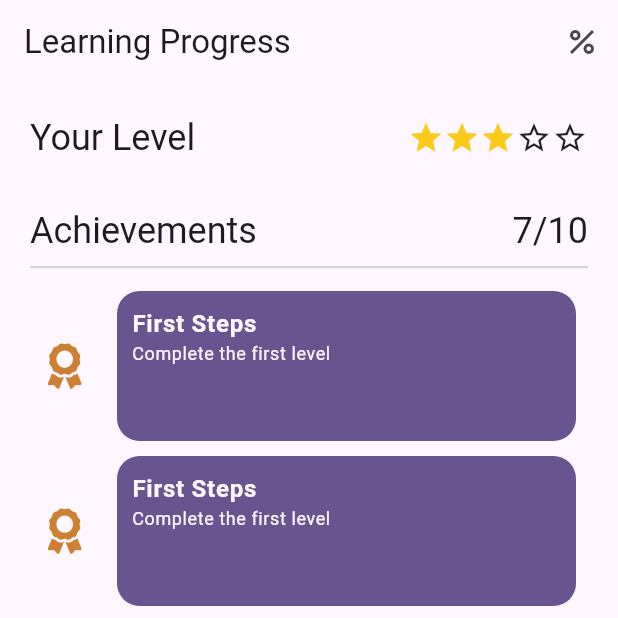
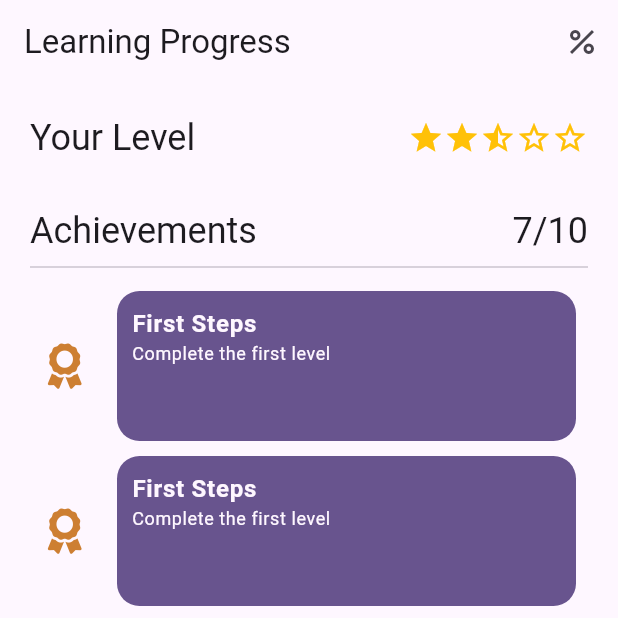
Before and after one commit to dmholtz/logic_app, a Flutter app: the ProgressScreen screen opened by its route, on a phone screen of 412 x 824 dp, the top half of it. Run offline on Flutter 3.47's test engine with Material 2 defaults, Android fonts, the light colour scheme and no system bars; our stand-ins replace flutter_riverpod, fluttericon, go_router.

Commit message:
Refine StarProgressIndicator

```diff
--- a/lib/screens/progress.dart
+++ b/lib/screens/progress.dart
@@ -34,7 +34,7 @@
                   "Your Level",
                   style: Theme.of(context).textTheme.headlineSmall,
                 ),
-                StarProgressIndicator(currentNumberOfStars: 3),
+                StarProgressIndicator(value: 0.53),
               ],
             ),
             const SizedBox(height: 30),
--- a/lib/widgets/star_progress_indicator.dart
+++ b/lib/widgets/star_progress_indicator.dart
@@ -2,35 +2,45 @@
 import 'package:flutter_riverpod/flutter_riverpod.dart';
 
 class StarProgressIndicator extends ConsumerWidget {
-  final int currentNumberOfStars;
+  // value of the progress indicator, must be between 0 and 1
+  final double value;
   final int totalNumberOfStars;
 
   StarProgressIndicator({
     super.key,
-    required this.currentNumberOfStars,
+    required this.value,
     this.totalNumberOfStars = 5,
   }) {
     if (totalNumberOfStars < 1) {
       throw ArgumentError("totalNumberOfStars must be positive");
     }
-    if (currentNumberOfStars < 0 || currentNumberOfStars > totalNumberOfStars) {
-      throw ArgumentError(
-          "currentNumberOfStars must be greater than 0 and less than or equal to totalNumberOfStars");
+    if (value < 0 || value > 1) {
+      throw ArgumentError("value must be between 0 and 1");
     }
   }
 
-  static Widget filledStar = const Icon(
-    Icons.star,
-    color: Color.fromRGBO(251, 202, 27, 1),
-  );
-  static Widget emptyStar = const Icon(Icons.star_border);
+  static Widget fullStar = const Icon(Icons.star, color: Colors.amber);
+  static Widget halfStar = const Icon(Icons.star_half, color: Colors.amber);
+  static Widget emptyStar = const Icon(Icons.star_border, color: Colors.amber);
 
   @override
   Widget build(BuildContext context, WidgetRef ref) {
+    final fullStars = (value * totalNumberOfStars).floor();
+    final halfStars = value * totalNumberOfStars - fullStars >= 0.5
+        ? fullStars + 1
+        : fullStars;
     return Row(
       children: List.generate(
         totalNumberOfStars,
-        (index) => index + 1 <= currentNumberOfStars ? filledStar : emptyStar,
+        (index) {
+          if (index < fullStars) {
+            return fullStar;
+          } else if (index < halfStars) {
+            return halfStar;
+          } else {
+            return emptyStar;
+          }
+        },
       ),
     );
   }
```
